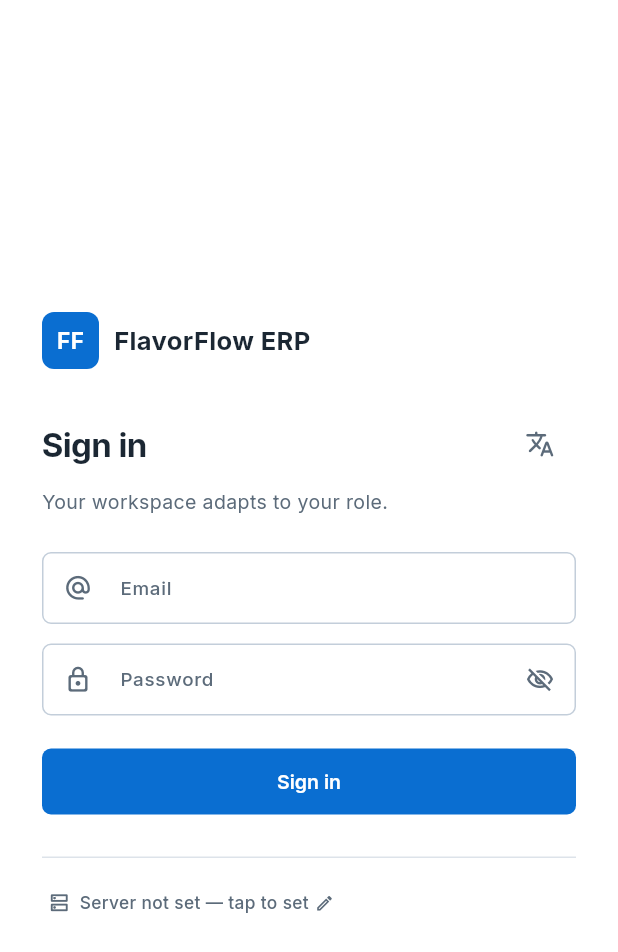
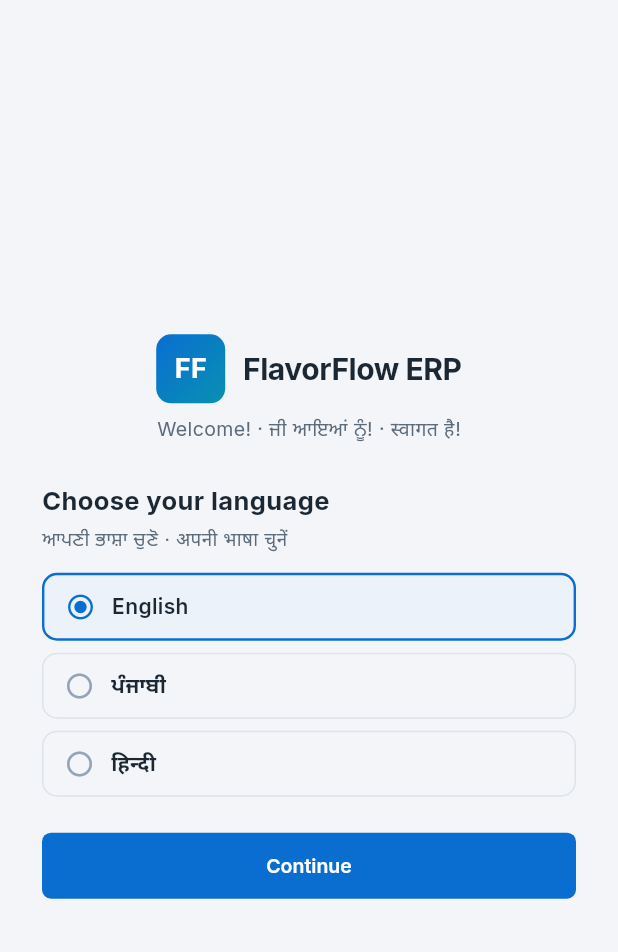
Before and after one commit to manjotkhehra74-cloud/FlavorFlow, a Flutter app: the screen it shows after launch, on a phone screen of 412 x 824 dp. Shown: the top 952 px of the screen. Run offline on Flutter 3.47's test engine with Material 3 defaults, Android fonts, the phone set to English and light mode, and no system bars; our stand-ins replace fl_chart, go_router, open_filex, pdf, printing, shared_preferences; missing offline and left inert: universal_html; accounts and stored records are empty.

Commit message:
first-run setup: language + industry selection screen on fresh install (choice fixed afterwards, Company details shows read-only summary) · dashboard greeting date wraps as one piece (no split)
Co-authored-by: arena-agent <297053741+arena-agent@users.noreply.github.com>

```diff
--- a/lib/core/company.dart
+++ b/lib/core/company.dart
@@ -58,6 +58,23 @@ class CompanyProfile {
   static const _dTax = 'GSTIN 03AAAAA0000A1Z5 · dispatch@flavorflow.in';
 
   static CompanyProfile? _cached;
+
+  /// One-time first-run setup (language + industry) completed on this device?
+  static Future<bool> setupDone() async {
+    try {
+      final prefs = await SharedPreferences.getInstance();
+      return prefs.getBool('setup_done') ?? false;
+    } catch (_) {
+      return true; // never block the app if prefs fail
+    }
+  }
+
+  static Future<void> markSetupDone() async {
+    try {
+      final prefs = await SharedPreferences.getInstance();
+      await prefs.setBool('setup_done', true);
+    } catch (_) {}
+  }
 
   /// Last loaded profile (defaults until [load] runs).
   static CompanyProfile get current =>
--- a/lib/core/i18n.dart
+++ b/lib/core/i18n.dart
@@ -98,6 +98,7 @@ class L10n extends ChangeNotifier {
       'No data': 'ਕੋਈ ਡਾਟਾ ਨਹੀਂ',
       'No notifications yet': 'ਹਾਲੇ ਕੋਈ ਸੂਚਨਾ ਨਹੀਂ',
       'Loading Summary': 'ਲੋਡਿੰਗ ਸਾਰ',
+      'Choose your industry': 'ਆਪਣੀ ਇੰਡਸਟਰੀ ਚੁਣੋ',
       'Gross loaded weight': 'ਕੁੱਲ ਲੋਡ ਭਾਰ',
     },
     'hi': {
@@ -156,6 +157,7 @@ class L10n extends ChangeNotifier {
       'No data': 'कोई डेटा नहीं',
       'No notifications yet': 'अभी कोई सूचना नहीं',
       'Loading Summary': 'लोडिंग सार',
+      'Choose your industry': 'अपनी इंडस्ट्री चुनें',
       'Gross loaded weight': 'कुल लोड वज़न',
     },
   };
--- /dev/null
+++ b/lib/features/auth/setup_page.dart
@@ -0,0 +1,173 @@
+import 'package:flutter/material.dart';
+import 'package:go_router/go_router.dart';
+
+import '../../core/company.dart';
+import '../../core/i18n.dart';
+import '../../router.dart' show kNeedsFirstRunSetup;
+
+/// One-time first-run setup (fresh install only): pick the app language and
+/// the industry. The industry pre-sets the unit names (Cartons/CB/Trays/…)
+/// used across the whole app and on PDFs. After this screen the choice is
+/// FIXED — Company details only displays it read-only.
+class SetupPage extends StatefulWidget {
+  const SetupPage({super.key});
+  @override
+  State<SetupPage> createState() => _SetupPageState();
+}
+
+class _SetupPageState extends State<SetupPage> {
+  int step = 0; // 0 = language, 1 = industry
+  String language = 'en';
+  String? industry;
+  bool saving = false;
+
+  Future<void> _finish() async {
+    if (industry == null) return;
+    setState(() => saving = true);
+    final row = CompanyProfile.industries.firstWhere((r) => r[0] == industry, orElse: () => CompanyProfile.industries.last);
+    final p = CompanyProfile.current;
+    await CompanyProfile.save(CompanyProfile(
+      name: p.name,
+      address: p.address,
+      taxLine: p.taxLine,
+      industry: row[0],
+      cartonLabel: row[2],
+      cartonShort: row[3],
+      trayLabel: row[4],
+      pieceLabel: row[5],
+    ));
+    await CompanyProfile.markSetupDone();
+    kNeedsFirstRunSetup = false;
+    if (!mounted) return;
+    context.go('/login');
+  }
+
+  @override
+  Widget build(BuildContext context) {
+    final scheme = Theme.of(context).colorScheme;
+    return Scaffold(
+      body: Center(
+        child: SingleChildScrollView(
+          padding: const EdgeInsets.all(28),
+          child: ConstrainedBox(
+            constraints: const BoxConstraints(maxWidth: 430),
+            child: Column(crossAxisAlignment: CrossAxisAlignment.stretch, children: [
+              // brand
+              Row(mainAxisAlignment: MainAxisAlignment.center, children: [
+                Container(
+                  width: 46, height: 46,
+                  decoration: BoxDecoration(
+                    gradient: const LinearGradient(colors: [Color(0xFF0A6ED1), Color(0xFF0891B2)], begin: Alignment.topLeft, end: Alignment.bottomRight),
+                    borderRadius: BorderRadius.circular(10),
+                  ),
+                  alignment: Alignment.center,
+                  child: const Text('FF', style: TextStyle(color: Colors.white, fontWeight: FontWeight.w800, fontSize: 18)),
+                ),
+                const SizedBox(width: 12),
+                Text('FlavorFlow ERP', style: TextStyle(fontSize: 20, fontWeight: FontWeight.w800, color: scheme.onSurface, letterSpacing: -0.3)),
+              ]),
+              const SizedBox(height: 8),
+              Center(
+                child: Text(step == 0 ? 'Welcome! · ਜੀ ਆਇਆਂ ਨੂੰ! · स्वागत है!' : 'One last step',
+                    style: TextStyle(fontSize: 13, color: scheme.onSurfaceVariant)),
+              ),
+              const SizedBox(height: 26),
+
+              if (step == 0) ...[
+                Text('Choose your language', style: TextStyle(fontSize: 17, fontWeight: FontWeight.w700, color: scheme.onSurface)),
+                const SizedBox(height: 4),
+                Text('ਆਪਣੀ ਭਾਸ਼ਾ ਚੁਣੋ · अपनी भाषा चुनें', style: TextStyle(fontSize: 12.5, color: scheme.onSurfaceVariant)),
+                const SizedBox(height: 14),
+                for (final lang in L10n.languages)
+                  Padding(
+                    padding: const EdgeInsets.only(bottom: 8),
+                    child: _ChoiceTile(
+                      selected: language == lang[0],
+                      title: lang[1],
+                      onTap: () => setState(() => language = lang[0]),
+                    ),
+                  ),
+                const SizedBox(height: 14),
+                FilledButton(
+                  style: FilledButton.styleFrom(padding: const EdgeInsets.symmetric(vertical: 14)),
+                  onPressed: () async {
+                    await L10n.instance.set(language);
+                    setState(() => step = 1);
+                  },
+                  child: const Text('Continue'),
+                ),
+              ] else ...[
+                Text(tr('Choose your industry'), style: TextStyle(fontSize: 17, fontWeight: FontWeight.w700, color: scheme.onSurface)),
+                const SizedBox(height: 4),
+                Text(
+                  'Unit names (${CompanyProfile.industries.first[2]}, ${CompanyProfile.industries.first[4]}…) are set as per your industry. This cannot be changed later.',
+                  style: TextStyle(fontSize: 12.5, color: scheme.onSurfaceVariant),
+                ),
+                const SizedBox(height: 14),
+                for (final r in CompanyProfile.industries)
+                  Padding(
+                    padding: const EdgeInsets.only(bottom: 7),
+                    child: _ChoiceTile(
+                      selected: industry == r[0],
+                      title: r[1],
+                      subtitle: '${r[2]} (${r[3]}) · ${r[4]} · ${r[5]}',
+                      onTap: () => setState(() => industry = r[0]),
+                    ),
+                  ),
+                const SizedBox(height: 14),
+                Row(children: [
+                  TextButton(onPressed: () => setState(() => step = 0), child: const Text('Back')),
+                  const SizedBox(width: 8),
+                  Expanded(
+                    child: FilledButton(
+                      style: FilledButton.styleFrom(padding: const EdgeInsets.symmetric(vertical: 14)),
+                      onPressed: (industry == null || saving) ? null : _finish,
+                      child: Text(saving ? 'Setting up…' : 'Finish setup'),
+                    ),
+                  ),
+                ]),
+              ],
+            ]),
+          ),
+        ),
+      ),
+    );
+  }
+}
+
+class _ChoiceTile extends StatelessWidget {
+  final bool selected;
+  final String title;
+  final String? subtitle;
+  final VoidCallback onTap;
+  const _ChoiceTile({required this.selected, required this.title, this.subtitle, required this.onTap});
+
+  @override
+  Widget build(BuildContext context) {
+    final scheme = Theme.of(context).colorScheme;
+    return InkWell(
+      borderRadius: BorderRadius.circular(10),
+      onTap: onTap,
+      child: Container(
+        padding: const EdgeInsets.symmetric(horizontal: 14, vertical: 11),
+        decoration: BoxDecoration(
+          color: selected ? scheme.primaryContainer.withValues(alpha: 0.45) : null,
+          borderRadius: BorderRadius.circular(10),
+          border: Border.all(color: selected ? scheme.primary : scheme.outlineVariant, width: selected ? 1.6 : 1),
+        ),
+        child: Row(children: [
+          Icon(selected ? Icons.radio_button_checked_rounded : Icons.radio_button_off_rounded,
+              size: 20, color: selected ? scheme.primary : scheme.outline),
+          const SizedBox(width: 11),
+          Expanded(
+            child: Column(crossAxisAlignment: CrossAxisAlignment.start, children: [
+              Text(title, style: TextStyle(fontSize: 14, fontWeight: FontWeight.w600, color: scheme.onSurface)),
+              if (subtitle != null)
+                Text(subtitle!, style: TextStyle(fontSize: 11, color: scheme.onSurfaceVariant)),
+            ]),
+          ),
+        ]),
+      ),
+    );
+  }
+}
--- a/lib/main.dart
+++ b/lib/main.dart
@@ -1,13 +1,16 @@
 import 'package:flutter/material.dart';
 import 'package:provider/provider.dart';
 
+import 'core/company.dart';
 import 'core/i18n.dart';
 import 'core/theme.dart';
 import 'router.dart';
 import 'state/auth.dart';
 
-void main() {
+void main() async {
   WidgetsFlutterBinding.ensureInitialized();
+  // Fresh install → one-time language + industry setup before login.
+  kNeedsFirstRunSetup = !(await CompanyProfile.setupDone());
   final auth = AuthController();
   auth.restore();
   L10n.instance.load();
--- a/lib/router.dart
+++ b/lib/router.dart
@@ -5,6 +5,7 @@ import 'features/adjustments/adjustments_page.dart';
 import 'features/adjustments/approvals_page.dart';
 import 'features/audit/audit_page.dart';
 import 'features/auth/login_page.dart';
+import 'features/auth/setup_page.dart';
 import 'features/dashboard/dashboard_page.dart';
 import 'features/dispatch/dispatch_detail_page.dart';
 import 'features/dispatch/dispatch_page.dart';
@@ -34,11 +35,19 @@ String? permForPath(String path) {
   return null; // dashboard & notifications are universal
 }
 
+/// Set by main() before the router is built: fresh install → one-time
+/// language + industry setup screen comes before login.
+bool kNeedsFirstRunSetup = false;
+
 GoRouter buildRouter(AuthController auth) {
   return GoRouter(
-    initialLocation: '/dashboard',
+    initialLocation: kNeedsFirstRunSetup ? '/setup' : '/dashboard',
     refreshListenable: auth,
     redirect: (context, state) {
+      final atSetup = state.matchedLocation == '/setup';
+      if (kNeedsFirstRunSetup && !atSetup) return '/setup';
+      if (!kNeedsFirstRunSetup && atSetup) return '/login';
+      if (atSetup) return null;
       final loggedIn = auth.isLoggedIn;
       final atLogin = state.matchedLocation == '/login';
       if (!loggedIn) return atLogin ? null : '/login';
@@ -48,6 +57,7 @@ GoRouter buildRouter(AuthController auth) {
       return null;
     },
     routes: [
+      GoRoute(path: '/setup', builder: (c, s) => const SetupPage()),
       GoRoute(path: '/login', builder: (c, s) => const LoginPage()),
       ShellRoute(
         builder: (c, s, child) => AppShell(child: child),
```
Also changed, not shown: lib/features/dashboard/dashboard_page.dart (+6 -2 lines), lib/ui/app_shell.dart (+32 -51 lines).
